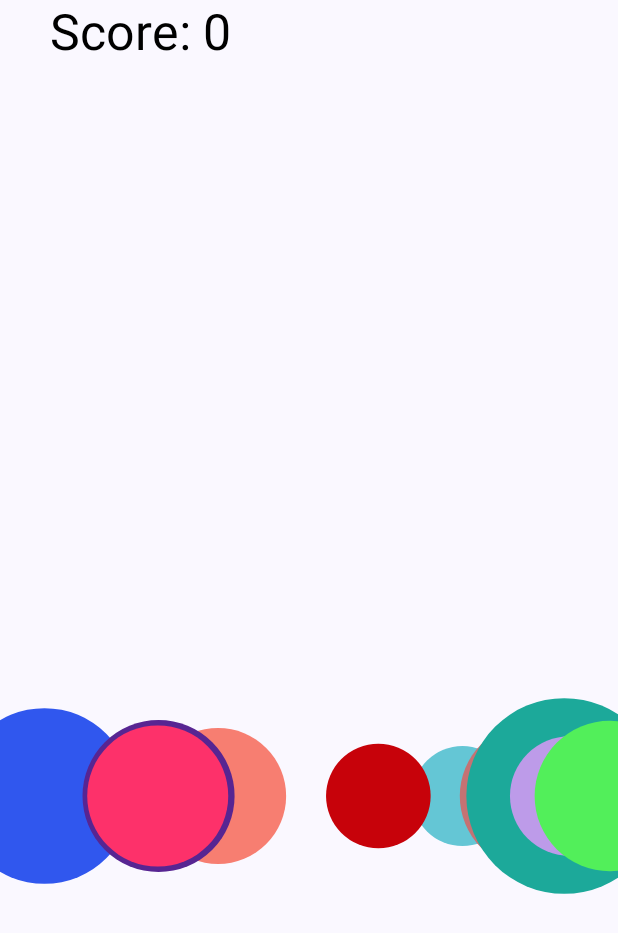
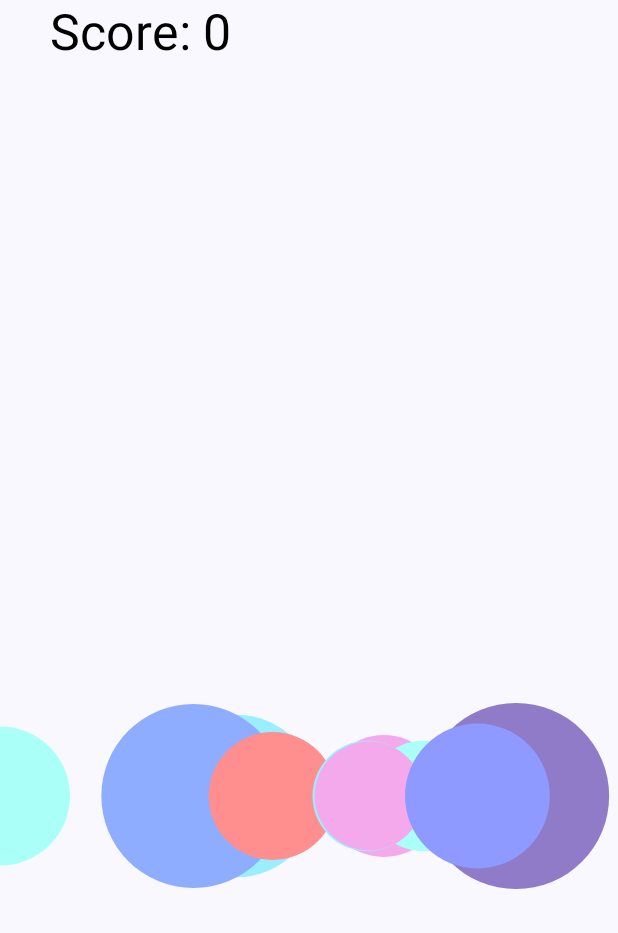
Before and after one commit to SabaAnsari2002/balloon-game, an Android app built with Jetpack Compose: the screen it shows after launch (MainActivity), after a tap on "شروع بازی", on a phone screen of 412 x 824 dp. Shown: the top 933 px of the screen. Run offline under Robolectric (Android 15) with nearby library versions, the phone set to English and light mode, and no system bars.

Commit message:
second commit

```diff
--- a/app/src/main/java/com/saba/balloongame/BalloonView.kt
+++ b/app/src/main/java/com/saba/balloongame/BalloonView.kt
@@ -17,6 +17,16 @@ class BalloonView(context: Context, attrs: AttributeSet? = null) : View(context,
         style = Paint.Style.FILL
     }
     private var score = 0
+    private var speed = 10 // سرعت اولیه
+    private var lastSpeedChangeTime = System.currentTimeMillis()
+
+    // تعریف رنگ‌ها به صورت مقادیر صحیح
+    private val balloonColors = intArrayOf(
+        Color.parseColor("#ABFFF9"), Color.parseColor("#A075D5"), Color.parseColor("#F5A9ED"),
+        Color.parseColor("#FF8E8E"), Color.parseColor("#FFFD86"), Color.parseColor("#B8FF79"),
+        Color.parseColor("#8EADFF"), Color.parseColor("#8E9AFF"), Color.parseColor("#8F7BC8"),
+        Color.parseColor("#99EEFF")
+    )
 
     init {
         // تولید بادکنک‌های اولیه
@@ -31,7 +41,7 @@ class BalloonView(context: Context, attrs: AttributeSet? = null) : View(context,
                 val balloonsToRemove = mutableListOf<Balloon>()
                 val balloonsToAdd = mutableListOf<Balloon>()
                 for (balloon in balloons) {
-                    balloon.y -= 10 // سرعت حرکت بادکنک‌ها
+                    balloon.y -= speed // سرعت حرکت بادکنک‌ها
                     if (balloon.y < 0) {
                         balloonsToRemove.add(balloon)
                         balloonsToAdd.add(generateRandomBalloon())
@@ -40,6 +50,14 @@ class BalloonView(context: Context, attrs: AttributeSet? = null) : View(context,
                 balloons.removeAll(balloonsToRemove)
                 balloons.addAll(balloonsToAdd)
                 invalidate()
+
+                // افزایش سرعت هر ۱۵ ثانیه
+                val currentTime = System.currentTimeMillis()
+                if (currentTime - lastSpeedChangeTime >= 15000) {
+                    speed += 5 // افزایش سرعت
+                    lastSpeedChangeTime = currentTime
+                }
+
                 handler.postDelayed(this, 50) // به‌روزرسانی هر 50 میلی‌ثانیه
             }
         })
@@ -86,7 +104,7 @@ class BalloonView(context: Context, attrs: AttributeSet? = null) : View(context,
             x = Random.nextFloat() * width,
             y = height.toFloat(),
             radius = 50f + Random.nextFloat() * 50f,
-            color = Color.rgb(Random.nextInt(256), Random.nextInt(256), Random.nextInt(256))
+            color = balloonColors[Random.nextInt(balloonColors.size)]
         )
     }
 
```
Also changed, not shown: app/src/main/java/com/saba/balloongame/BalloonGameScreen.kt (line endings or trailing spaces), app/src/main/java/com/saba/balloongame/HomeScreen.kt (line endings or trailing spaces), app/src/main/java/com/saba/balloongame/MainActivity.kt (line endings or trailing spaces).
